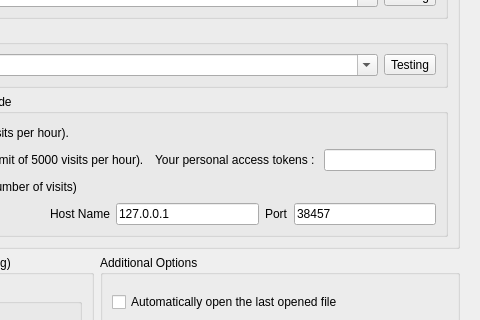
ic005k/OCAuxiliaryTools, file src/dlgpreference.ui: the form before one commit; both pictures show x 287 to 767 and y 119 to 439 of the 767 by 575 pixel window.
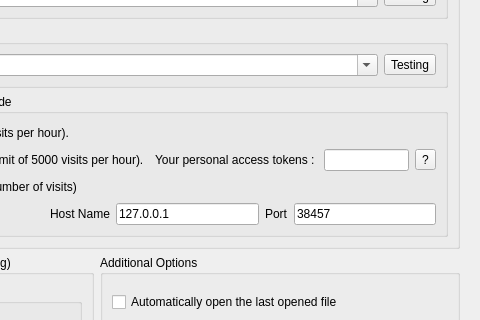
The form after the commit. The open tabs and pages were chosen to show the change.

Diff of the .ui file:
```diff
--- a/src/dlgpreference.ui
+++ b/src/dlgpreference.ui
@@ -68,6 +68,13 @@
                <item>
                 <widget class="QLineEdit" name="editToken"/>
                </item>
+               <item>
+                <widget class="QToolButton" name="btnTokenHelp">
+                 <property name="text">
+                  <string>?</string>
+                 </property>
+                </widget>
+               </item>
               </layout>
              </item>
              <item>
```
Left out of the diff: 2 changed lines with no effect on the pictures.
